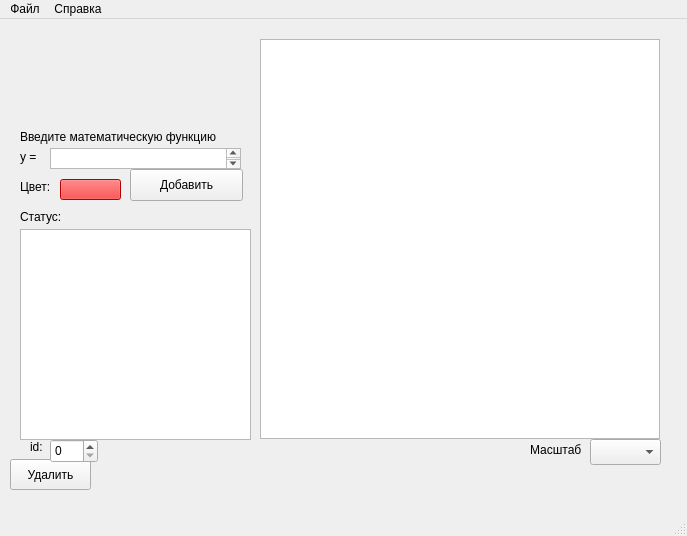
Above: src/MainWindowUI.ui from Jagtrieb/GraphicCalculator before the change. Below: the same form after it.
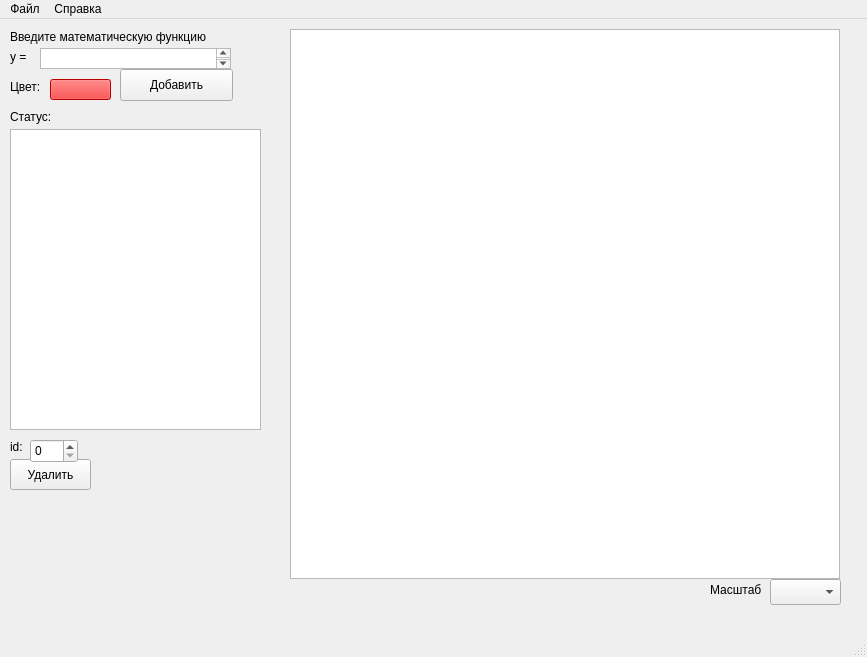
That is the form after the change.

Patch:
```diff
--- a/src/MainWindowUI.ui
+++ b/src/MainWindowUI.ui
@@ -6,8 +6,8 @@
    <rect>
     <x>0</x>
     <y>0</y>
-    <width>687</width>
-    <height>536</height>
+    <width>867</width>
+    <height>657</height>
    </rect>
   </property>
   <property name="windowTitle">
@@ -17,8 +17,8 @@
    <widget class="QTextEdit" name="FunctionInput">
     <property name="geometry">
      <rect>
-      <x>50</x>
-      <y>129</y>
+      <x>40</x>
+      <y>29</y>
       <width>191</width>
       <height>21</height>
      </rect>
@@ -27,8 +27,8 @@
    <widget class="QLabel" name="label">
     <property name="geometry">
      <rect>
-      <x>20</x>
-      <y>110</y>
+      <x>10</x>
+      <y>10</y>
       <width>231</width>
       <height>16</height>
      </rect>
@@ -40,8 +40,8 @@
    <widget class="QLabel" name="FunctionIsCorrect">
     <property name="geometry">
      <rect>
-      <x>20</x>
-      <y>190</y>
+      <x>10</x>
+      <y>90</y>
       <width>301</width>
       <height>16</height>
      </rect>
@@ -53,8 +53,8 @@
    <widget class="QPushButton" name="AddFuncButton">
     <property name="geometry">
      <rect>
-      <x>130</x>
-      <y>150</y>
+      <x>120</x>
+      <y>50</y>
       <width>113</width>
       <height>32</height>
      </rect>
@@ -66,8 +66,8 @@
    <widget class="QLabel" name="label_2">
     <property name="geometry">
      <rect>
-      <x>20</x>
-      <y>130</y>
+      <x>10</x>
+      <y>30</y>
       <width>21</width>
       <height>16</height>
      </rect>
@@ -79,18 +79,18 @@
    <widget class="QGraphicsView" name="graphicsView">
     <property name="geometry">
      <rect>
-      <x>260</x>
-      <y>20</y>
-      <width>400</width>
-      <height>400</height>
+      <x>290</x>
+      <y>10</y>
+      <width>550</width>
+      <height>550</height>
      </rect>
     </property>
    </widget>
    <widget class="QLabel" name="label_3">
     <property name="geometry">
      <rect>
-      <x>20</x>
-      <y>160</y>
+      <x>10</x>
+      <y>60</y>
       <width>60</width>
       <height>16</height>
      </rect>
@@ -102,8 +102,8 @@
    <widget class="QPushButton" name="ColorSeletButton">
     <property name="geometry">
      <rect>
-      <x>60</x>
-      <y>160</y>
+      <x>50</x>
+      <y>60</y>
       <width>61</width>
       <height>21</height>
      </rect>
@@ -118,8 +118,8 @@
    <widget class="QLabel" name="label_4">
     <property name="geometry">
      <rect>
-      <x>530</x>
-      <y>420</y>
+      <x>710</x>
+      <y>560</y>
       <width>61</width>
       <height>21</height>
      </rect>
@@ -131,8 +131,8 @@
    <widget class="QComboBox" name="ScalesBox">
     <property name="geometry">
      <rect>
-      <x>590</x>
-      <y>420</y>
+      <x>770</x>
+      <y>560</y>
       <width>71</width>
       <height>26</height>
      </rect>
@@ -141,17 +141,17 @@
    <widget class="QTableWidget" name="tableWidget">
     <property name="geometry">
      <rect>
-      <x>20</x>
-      <y>210</y>
-      <width>231</width>
-      <height>211</height>
+      <x>10</x>
+      <y>110</y>
+      <width>251</width>
+      <height>301</height>
      </rect>
     </property>
    </widget>
    <widget class="QLabel" name="label_5">
     <property name="geometry">
      <rect>
-      <x>30</x>
+      <x>10</x>
       <y>420</y>
       <width>21</width>
       <height>16</height>
@@ -177,7 +177,7 @@
    <widget class="QSpinBox" name="deletionChoose">
     <property name="geometry">
      <rect>
-      <x>50</x>
+      <x>30</x>
       <y>420</y>
       <width>48</width>
       <height>24</height>
@@ -190,7 +190,7 @@
     <rect>
      <x>0</x>
      <y>0</y>
-     <width>687</width>
+     <width>867</width>
      <height>37</height>
     </rect>
    </property>
```
Left out of the diff: 2 changed lines with no effect on the pictures.
